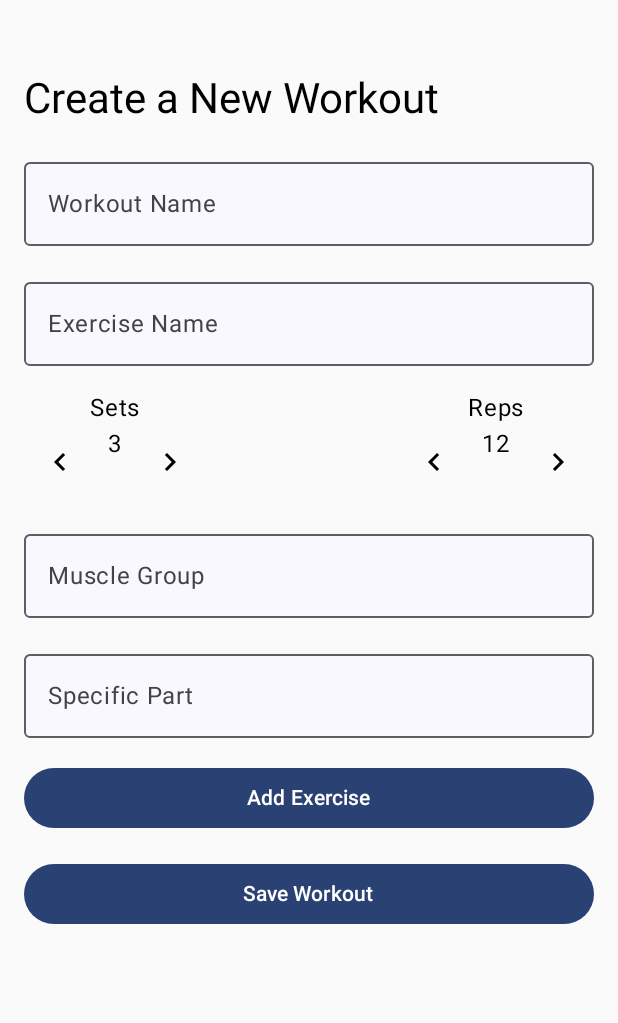
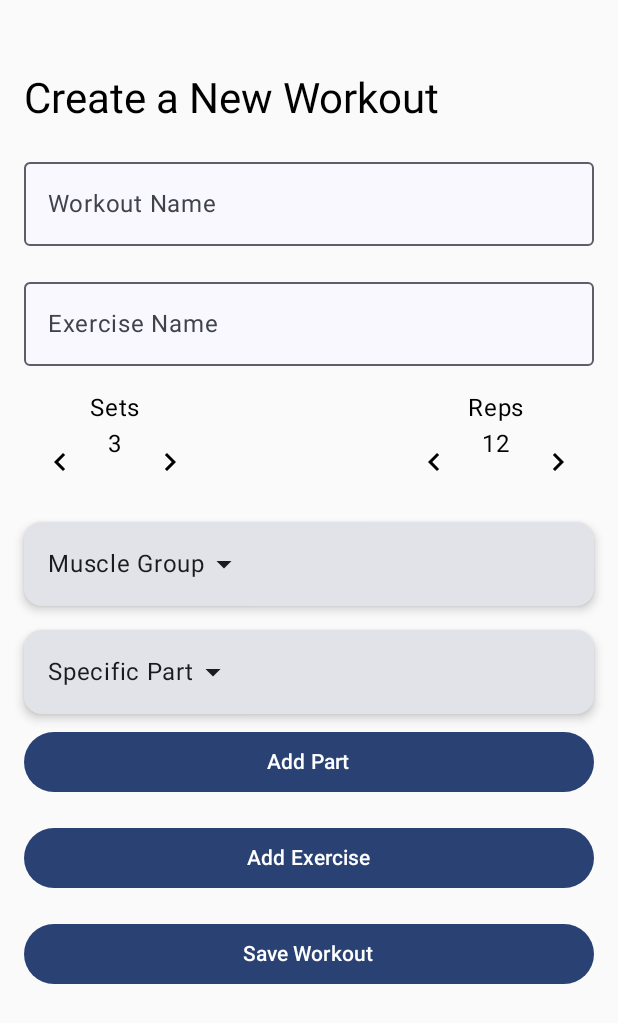
Before and after one commit to Ameron22/QuantumLift, an Android app built with Jetpack Compose: the WorkoutCreationScreen screen opened through its navigation route, on a phone screen of 412 x 824 dp. Shown: the top 1023 px of the screen. Run offline under Robolectric (Android 15) with nearby library versions, the light colour scheme and no system bars; our stand-ins replace Room's generated code.

Commit message:
In create workout, the muscle and its parts are selected by a drop-down-list.

```diff
--- a/app/src/main/java/com/example/gymtracker/data/AppDatabase.kt
+++ b/app/src/main/java/com/example/gymtracker/data/AppDatabase.kt
@@ -2,12 +2,14 @@ package com.example.gymtracker.data
 import androidx.room.Database
 import androidx.room.Room
 import androidx.room.RoomDatabase
+import androidx.room.TypeConverters
 
 @Database(
     entities = [ExerciseEntity::class, WorkoutEntity::class, WorkoutExerciseCrossRef::class],
-    version = 3, // Increase version number when schema changes ( you need to change version when you make changes to DB)
+    version = 4, // Increase version number when schema changes ( you need to change version when you make changes to DB)
     exportSchema = false // Disable schema export
 )
+@TypeConverters(Converter::class)
 abstract class AppDatabase : RoomDatabase() {
     abstract fun exerciseDao(): ExerciseDao
 
--- a/app/src/main/java/com/example/gymtracker/data/ExerciseEntity.kt
+++ b/app/src/main/java/com/example/gymtracker/data/ExerciseEntity.kt
@@ -8,6 +8,6 @@ data class ExerciseEntity(
     val sets: Int,
     val reps: Int,
     val muscle: String, // Primary muscle group
-    val part: String // Specific part of the muscle
+    val part: List<String> // Specific parts of the muscle
 
 )
--- a/app/src/main/java/com/example/gymtracker/screens/WorkoutCreationScreen.kt
+++ b/app/src/main/java/com/example/gymtracker/screens/WorkoutCreationScreen.kt
@@ -1,5 +1,8 @@
 package com.example.gymtracker.screens
 
+import androidx.compose.foundation.clickable
+import androidx.compose.foundation.gestures.detectTapGestures
+import androidx.compose.foundation.interaction.MutableInteractionSource
 import androidx.compose.foundation.layout.*
 import androidx.compose.foundation.rememberScrollState
 import androidx.compose.foundation.text.KeyboardOptions
@@ -7,18 +10,21 @@ import androidx.compose.foundation.verticalScroll
 import androidx.compose.material.icons.Icons
 import androidx.compose.material.icons.automirrored.filled.KeyboardArrowLeft
 import androidx.compose.material.icons.automirrored.filled.KeyboardArrowRight
-import androidx.compose.material.icons.filled.KeyboardArrowLeft
-import androidx.compose.material.icons.filled.KeyboardArrowRight
+import androidx.compose.material.icons.filled.ArrowDropDown
+import androidx.compose.material.icons.filled.Delete
 import androidx.compose.material3.*
 import androidx.compose.runtime.*
 import androidx.compose.ui.Alignment
 import androidx.compose.ui.Modifier
+import androidx.compose.ui.input.pointer.pointerInput
 import androidx.compose.ui.platform.LocalContext
 import androidx.compose.ui.text.input.KeyboardType
 import androidx.compose.ui.text.style.TextOverflow
 import androidx.compose.ui.unit.dp
 import androidx.navigation.NavController
+import androidx.room.TypeConverter
 import com.example.gymtracker.data.AppDatabase
+import com.example.gymtracker.data.Converter
 import com.example.gymtracker.data.ExerciseEntity
 import com.example.gymtracker.data.WorkoutEntity
 import com.example.gymtracker.data.WorkoutExerciseCrossRef
@@ -40,6 +46,16 @@ fun WorkoutCreationScreen(navController: NavController) {
     val db = remember { AppDatabase.getDatabase(context) }
     val dao = remember { db.exerciseDao() }
     val scope = rememberCoroutineScope()
+
+    val musclePartsMap = mapOf(
+        "Chest" to listOf("Upper Chest", "Middle Chest", "Lower Chest"),
+        "Shoulders" to listOf("Front Shoulders", "Side Shoulders", "Rear Shoulders"),
+        "Back" to listOf("Upper Back", "Lats", "Lower Back"),
+        "Arms" to listOf("Biceps", "Triceps", "Forearms"),
+        "Legs" to listOf("Quadriceps", "Hamstrings", "Glutes", "Calves"),
+        "Core" to listOf("Abs", "Obliques", "Lower Back"),
+        "Neck" to listOf("Side neck muscle", "Upper Traps")
+    )
 
     Column(
         modifier = Modifier
@@ -110,44 +126,145 @@ fun WorkoutCreationScreen(navController: NavController) {
                 }
             }
         }
-        OutlinedTextField(
-            value = currentMuscle,
-            onValueChange = { currentMuscle = it },
-            label = { Text("Muscle Group") },
-            modifier = Modifier.fillMaxWidth(),
-            colors = TextFieldDefaults.colors(
-                focusedTextColor = MaterialTheme.colorScheme.onBackground,
-                unfocusedTextColor = MaterialTheme.colorScheme.onBackground,
-                focusedContainerColor = MaterialTheme.colorScheme.background,
-                unfocusedContainerColor = MaterialTheme.colorScheme.background,
-                focusedIndicatorColor = MaterialTheme.colorScheme.primary,
-                unfocusedIndicatorColor = MaterialTheme.colorScheme.outline
-            )
-        )
+        // State to control dropdown visibility
+        var isMuscleGroupDropdownExpanded by remember { mutableStateOf(false) }
+        var isPartDropdownExpanded by remember { mutableStateOf(false) }
 
-        OutlinedTextField(
-            value = currentPart,
-            onValueChange = { currentPart = it },
-            label = { Text("Specific Part") },
-            modifier = Modifier.fillMaxWidth(),
-            colors = TextFieldDefaults.colors(
-                focusedTextColor = MaterialTheme.colorScheme.onBackground,
-                unfocusedTextColor = MaterialTheme.colorScheme.onBackground,
-                focusedContainerColor = MaterialTheme.colorScheme.background,
-                unfocusedContainerColor = MaterialTheme.colorScheme.background,
-                focusedIndicatorColor = MaterialTheme.colorScheme.primary,
-                unfocusedIndicatorColor = MaterialTheme.colorScheme.outline
-            )
-        )
+        var selectedParts by remember { mutableStateOf<List<String>>(emptyList()) } // List to store selected parts
 
+        // List of muscle groups
+        val muscleGroups = musclePartsMap.keys.toList()
+
+        // Reset currentPart when currentMuscle changes
+        LaunchedEffect(currentMuscle) {
+            currentPart = "" // Reset the part when the muscle group changes
+        }
+        Column(modifier = Modifier.fillMaxWidth()) {
+            // Muscle Group Dropdown
+            Box(modifier = Modifier.fillMaxWidth()) {
+                Card(
+                    modifier = Modifier
+                        .fillMaxWidth()
+                        .clickable { isMuscleGroupDropdownExpanded = true },
+                    shape = MaterialTheme.shapes.medium,
+                    elevation = CardDefaults.cardElevation(defaultElevation = 4.dp)
+                ) {
+                    Row(
+                        modifier = Modifier.padding(16.dp),
+                        verticalAlignment = Alignment.CenterVertically,
+                        horizontalArrangement = Arrangement.SpaceBetween
+                    ) {
+                        Text(text = if (currentMuscle.isNotEmpty()) currentMuscle else "Muscle Group")
+                        Icon(
+                            imageVector = Icons.Default.ArrowDropDown,
+                            contentDescription = "Dropdown Icon"
+                        )
+                    }
+                }
+
+                DropdownMenu(
+                    expanded = isMuscleGroupDropdownExpanded,
+                    onDismissRequest = { isMuscleGroupDropdownExpanded = false },
+                    modifier = Modifier.fillMaxWidth()
+                ) {
+                    muscleGroups.forEach { muscle ->
+                        DropdownMenuItem(
+                            text = { Text(muscle) },
+                            onClick = {
+                                currentMuscle = muscle
+                                isMuscleGroupDropdownExpanded = false
+                            }
+                        )
+                    }
+                }
+            }
+
+            // Specific Part Dropdown
+            val parts = musclePartsMap[currentMuscle] ?: emptyList()
+
+            Box(modifier = Modifier.fillMaxWidth()) {
+                Card(
+                    modifier = Modifier
+                        .fillMaxWidth()
+                        .padding(top = 16.dp)
+                        .clickable { isPartDropdownExpanded = true },
+                    shape = MaterialTheme.shapes.medium,
+                    elevation = CardDefaults.cardElevation(defaultElevation = 4.dp)
+                ) {
+                    Row(
+                        modifier = Modifier.padding(16.dp),
+                        verticalAlignment = Alignment.CenterVertically,
+                        horizontalArrangement = Arrangement.SpaceBetween
+                    ) {
+                        Text(text = if (currentPart.isNotEmpty()) currentPart else "Specific Part")
+                        Icon(
+                            imageVector = Icons.Default.ArrowDropDown,
+                            contentDescription = "Dropdown Icon"
+                        )
+                    }
+                }
+
+                DropdownMenu(
+                    expanded = isPartDropdownExpanded,
+                    onDismissRequest = { isPartDropdownExpanded = false },
+                    modifier = Modifier.fillMaxWidth()
+                ) {
+                    parts.forEach { part ->
+                        DropdownMenuItem(
+                            text = { Text(part) },
+                            onClick = {
+                                currentPart = part
+                                isPartDropdownExpanded = false
+                            }
+                        )
+                    }
+                }
+            }
+            // Add Additional Muscle Part Button
+            Button(
+                onClick = {
+                    if (currentPart.isNotEmpty()) {
+                        selectedParts = selectedParts + currentPart // Add the current part to the list
+                        currentPart = "" // Reset the current part for the next selection
+                    }
+                },
+                modifier = Modifier.fillMaxWidth().padding(top = 8.dp)
+            ) {
+                Text("Add Part")
+            }
+
+            // Display Selected Parts with Delete Buttons
+            if (selectedParts.isNotEmpty()) {
+                Column(modifier = Modifier.fillMaxWidth().padding(top = 16.dp)) {
+                    selectedParts.forEachIndexed { index, part ->
+                        Row(
+                            modifier = Modifier.fillMaxWidth().padding(vertical = 4.dp),
+                            verticalAlignment = Alignment.CenterVertically,
+                            horizontalArrangement = Arrangement.SpaceBetween
+                        ) {
+                            Text(part)
+                            IconButton(
+                                onClick = {
+                                    selectedParts = selectedParts.toMutableList().apply {
+                                        removeAt(index) // Remove the part at the current index
+                                    }
+                                }
+                            ) {
+                                Icon(imageVector = Icons.Default.Delete, contentDescription = "Delete")
+                            }
+                        }
+                    }
+                }
+            }
+        }
         Button(
             onClick = {
-                if (currentExercise.isNotEmpty() && currentMuscle.isNotEmpty() && currentPart.isNotEmpty()) {
+                if (currentExercise.isNotEmpty() && currentMuscle.isNotEmpty() && selectedParts.isNotEmpty()) {
                     if (editIndex == null) {
-                        exercisesList = exercisesList + Exercise(currentExercise, currentSets, currentReps, currentMuscle, currentPart)
+                        exercisesList = exercisesList + Exercise(currentExercise, currentSets, currentReps, currentMuscle, selectedParts)
                     } else {
                         exercisesList = exercisesList.toMutableList().also {
-                            it[editIndex!!] = Exercise(currentExercise, currentSets, currentReps, currentMuscle, currentPart)
+                            it[editIndex!!] = Exercise(currentExercise, currentSets, currentReps, currentMuscle, selectedParts)
                         }
                         editIndex = null
                     }
@@ -156,6 +273,7 @@ fun WorkoutCreationScreen(navController: NavController) {
                     currentReps = 12
                     currentMuscle = ""
                     currentPart = ""
+                    selectedParts = emptyList()
                 }
             },
             modifier = Modifier.fillMaxWidth()
@@ -185,7 +303,7 @@ fun WorkoutCreationScreen(navController: NavController) {
                         currentSets = exercise.sets
                         currentReps = exercise.reps
                         currentMuscle = exercise.muscle
-                        currentPart = exercise.part
+                        selectedParts = exercise.part
                         editIndex = index
                     },
                         modifier = Modifier.width(80.dp) // Fixed width for the button
@@ -237,4 +355,4 @@ fun WorkoutCreationScreen(navController: NavController) {
     }
 }
 
-data class Exercise(val name: String, val sets: Int, val reps: Int, val muscle: String, val part: String)
+data class Exercise(val name: String, val sets: Int, val reps: Int, val muscle: String, val part: List<String>)
```
Also changed, not shown: app/src/main/java/com/example/gymtracker/data/Converter.kt (added, +17 -0 lines), app/src/main/java/com/example/gymtracker/screens/WorkoutDetailsScreen.kt (+44 -39 lines).
